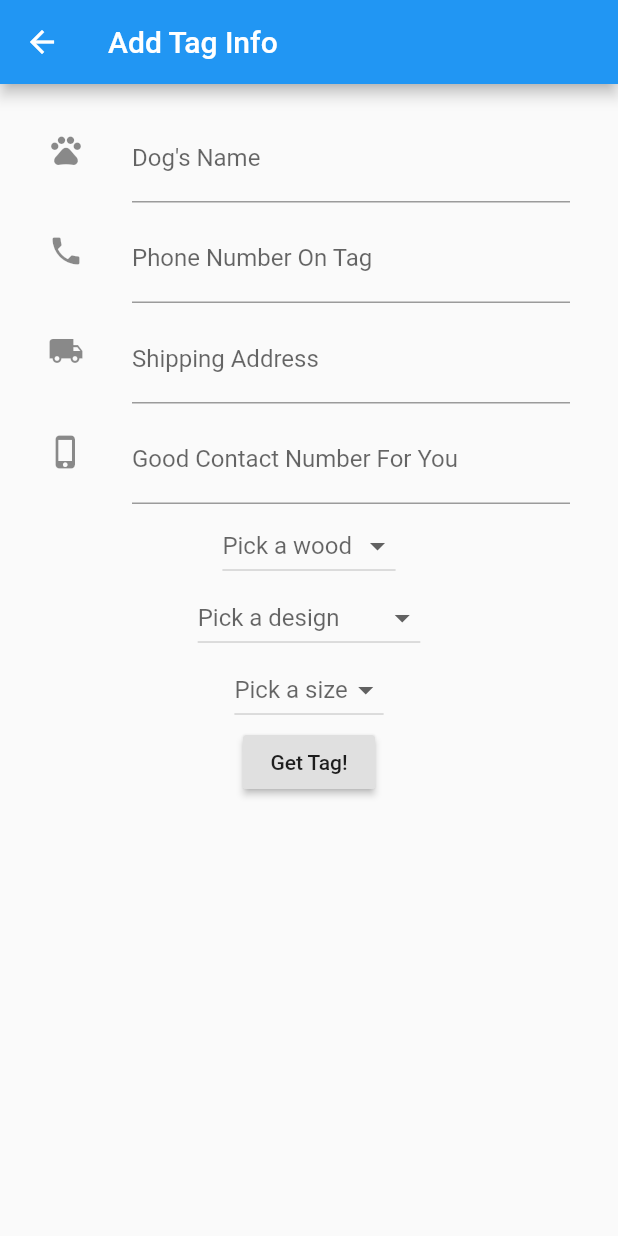
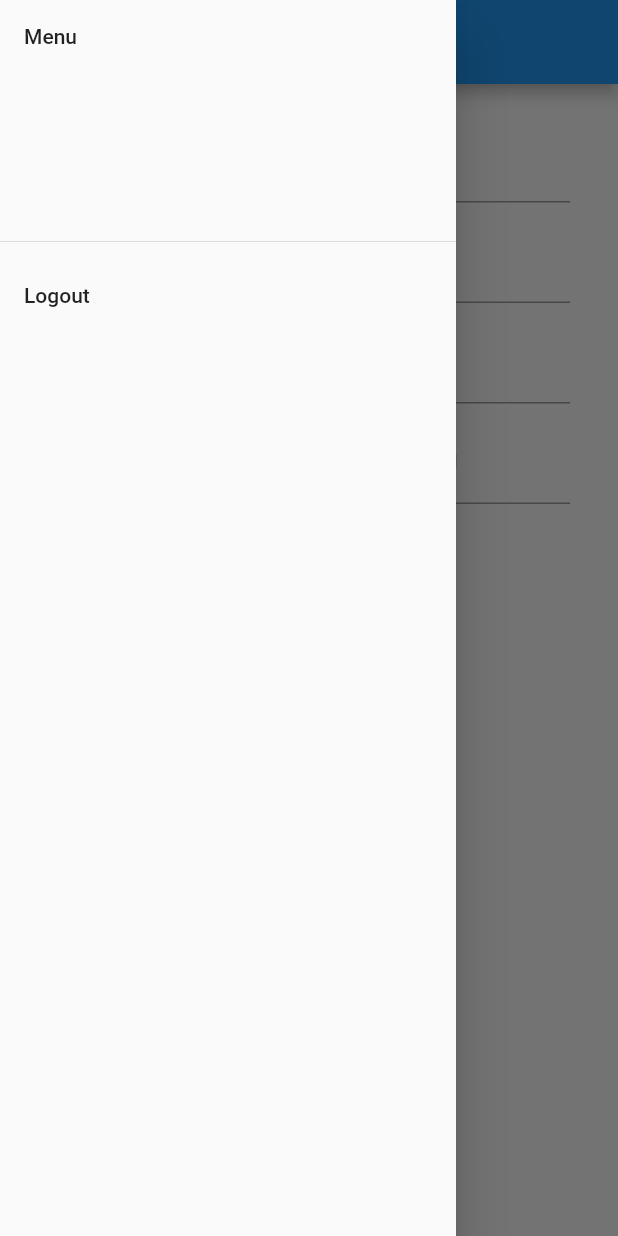
Before and after one commit to trodrigu/doggie_tag_list, a Flutter app: the TagInfo screen opened by its route, with the side drawer open (before the commit the screen has no drawer), on a phone screen of 412 x 824 dp. Run offline on Flutter 3.47's test engine with Material 2 defaults, Android fonts, the phone set to English and light mode, and no system bars; our stand-ins replace shared_preferences; missing offline and left inert: login_app; accounts and stored records are empty.

Commit message:
add logout

```diff
--- a/lib/tag_info.dart
+++ b/lib/tag_info.dart
@@ -4,6 +4,7 @@ import 'package:flutter/services.dart';
 import 'package:flutter/foundation.dart';
 import 'package:doggie_tag_list/rest_ds.dart';
 import 'package:doggie_tag_list/models/order.dart';
+import 'package:doggie_tag_list/auth.dart';
 
 class TagInfo extends StatefulWidget {
 
@@ -11,7 +12,8 @@ class TagInfo extends StatefulWidget {
   TagInfoPageState createState() => TagInfoPageState();
 }
 
-class TagInfoPageState extends State<TagInfo> {
+class TagInfoPageState extends State<TagInfo>
+  implements AuthStateListener {
 
   final scaffoldKey = GlobalKey<ScaffoldState>();
   final formKey = GlobalKey<FormState>();
@@ -24,9 +26,17 @@ class TagInfoPageState extends State<TagInfo> {
   String _design;
   String _size;
   BuildContext _ctx;
+  AuthStateProvider _authStateProvider;
 
   bool _formWasEdited = false;
   bool _isLoading = false;
+
+  @override
+  onAuthStateChanged(AuthState state) {
+
+    if(state == AuthState.LOGGED_OUT)
+      Navigator.of(_ctx).pushReplacementNamed("/login");
+  }
 
   void _submit(BuildContext context) {
     final form = formKey.currentState;
@@ -34,6 +44,7 @@ class TagInfoPageState extends State<TagInfo> {
     if (form.validate()) {
       form.save();
       _performSave(context);
+      form.reset();
       print('yay');
 
     } else {
@@ -81,6 +92,18 @@ class TagInfoPageState extends State<TagInfo> {
     setState(() => _isLoading = false);
   }
 
+  @mustCallSuper
+  @override
+  void initState() {
+      _authStateProvider = new AuthStateProvider();
+      _authStateProvider.subscribe(this);
+  }
+
+  void authOut() async {
+    _authStateProvider.rmMobileToken();
+    _authStateProvider.notify(AuthState.LOGGED_OUT);
+  }
+
   @override
   Widget build(BuildContext context) {
     var submitBtn =
@@ -92,6 +115,17 @@ class TagInfoPageState extends State<TagInfo> {
       key: scaffoldKey,
       appBar: AppBar(
         title: Text('Add Tag Info'),
+      ),
+      drawer: new Drawer(
+        child: new ListView(
+          children: <Widget> [
+            new DrawerHeader(child: new Text('Menu'),),
+            new ListTile(
+              title: new Text('Logout'),
+              onTap: () => authOut()
+            )
+          ],
+        )
       ),
       body: Builder (
         builder: (BuildContext context) {
```
Also changed, not shown: lib/auth.dart (+8 -0 lines).
